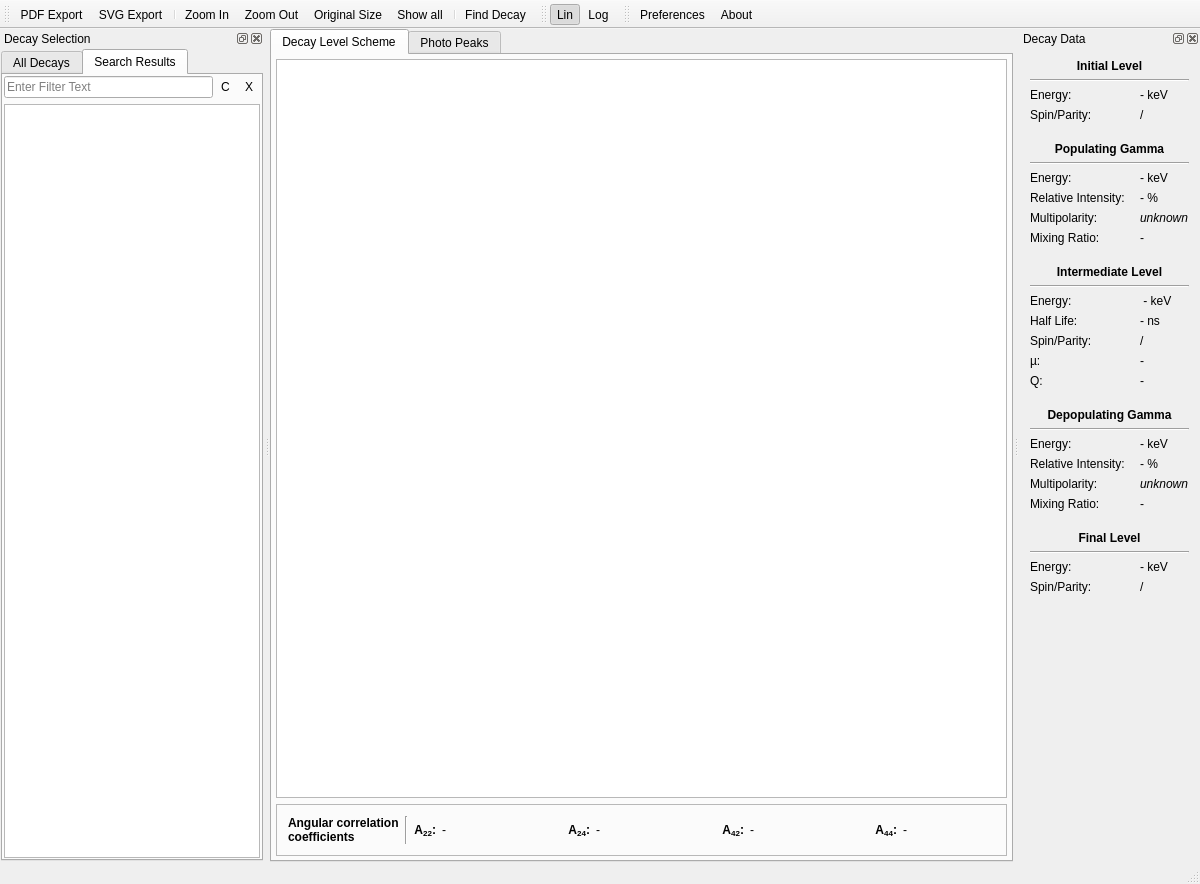
First picture: the form in Nuclei.ui, repository martukas/nuclei, before the edit.
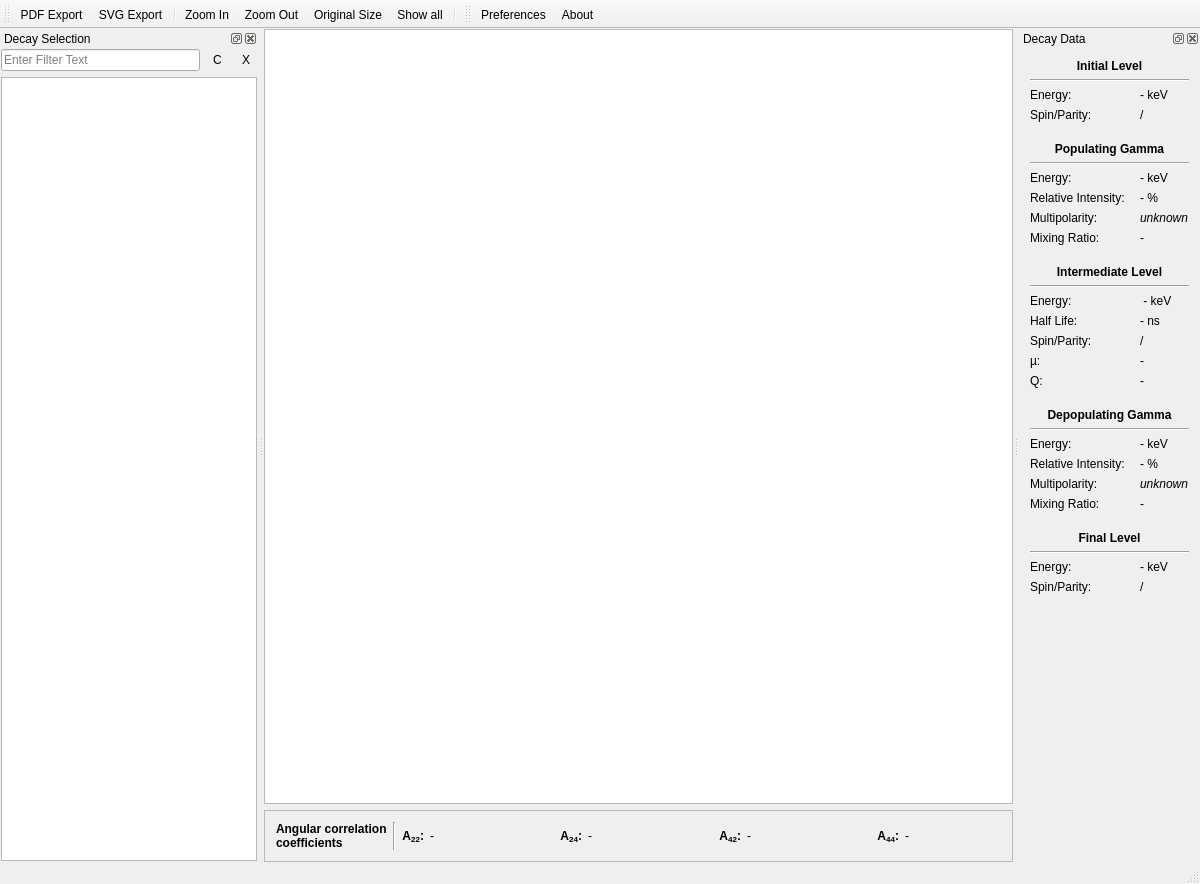
Second picture: the form after the edit. The open tabs and pages were chosen to show the change. Icons and pictures are not drawn. Custom widgets are drawn as their Qt base class.

What changed in the file:
```diff
--- a/Nuclei.ui
+++ b/Nuclei.ui
@@ -26,18 +26,7 @@
      <number>0</number>
     </property>
     <item>
-     <widget class="QTabWidget" name="tabWidget">
-      <property name="currentIndex">
-       <number>0</number>
-      </property>
-      <widget class="QWidget" name="decayCascadeTab">
-       <attribute name="title">
-        <string>Decay Level Scheme</string>
-       </attribute>
-       <layout class="QVBoxLayout" name="verticalLayout_4">
-        <property name="margin">
-         <number>4</number>
-        </property>
+     <layout class="QVBoxLayout" name="verticalLayout_2">
         <item>
          <widget class="QGraphicsView" name="decayView">
           <property name="sizePolicy">
@@ -278,14 +267,6 @@
          </widget>
         </item>
        </layout>
-      </widget>
-      <widget class="QWidget" name="energySpectrumTab">
-       <attribute name="title">
-        <string>Photo Peaks</string>
-       </attribute>
-       <layout class="QVBoxLayout" name="energySpectrumLayout"/>
-      </widget>
-     </widget>
     </item>
    </layout>
   </widget>
@@ -313,7 +294,6 @@
    <addaction name="actionOriginal_Size"/>
    <addaction name="actionShow_all"/>
    <addaction name="separator"/>
-   <addaction name="actionFind_Decay"/>
   </widget>
   <widget class="QStatusBar" name="statusBar"/>
   <widget class="QDockWidget" name="decaySelectorDock">
@@ -331,53 +311,25 @@
      <property name="margin">
       <number>1</number>
      </property>
-     <item>
-      <widget class="QTabWidget" name="selectionTabWidget">
-       <property name="sizePolicy">
-        <sizepolicy hsizetype="MinimumExpanding" vsizetype="Expanding">
-         <horstretch>0</horstretch>
-         <verstretch>0</verstretch>
-        </sizepolicy>
-       </property>
-       <property name="currentIndex">
-        <number>0</number>
-       </property>
-       <widget class="QWidget" name="allDecayTab">
-        <attribute name="title">
-         <string>All Decays</string>
-        </attribute>
-        <layout class="QGridLayout" name="gridLayout_2">
-         <property name="horizontalSpacing">
+     <property name="topMargin">
+      <number>1</number>
+     </property>
+     <property name="rightMargin">
           <number>1</number>
          </property>
          <property name="margin">
           <number>1</number>
          </property>
-         <item row="0" column="0">
+     <item>
+      <layout class="QHBoxLayout" name="horizontalLayout_2">
+       <item>
           <widget class="LineEdit" name="decayFilterLineEdit">
            <property name="placeholderText">
             <string>Enter Filter Text</string>
            </property>
           </widget>
          </item>
-         <item row="0" column="2">
-          <widget class="QToolButton" name="decayTreeExpandButton">
-           <property name="toolTip">
-            <string>Expand Tree</string>
-           </property>
-           <property name="text">
-            <string>X</string>
-           </property>
-           <property name="icon">
-            <iconset resource="nuclei.qrc">
-             <normaloff>:/format-indent-more.png</normaloff>:/format-indent-more.png</iconset>
-           </property>
-           <property name="autoRaise">
-            <bool>true</bool>
-           </property>
-          </widget>
-         </item>
-         <item row="0" column="1">
+       <item>
           <widget class="QToolButton" name="decayTreeCollapseButton">
            <property name="toolTip">
             <string>Collapse Tree</string>
@@ -394,7 +346,26 @@
            </property>
           </widget>
          </item>
-         <item row="1" column="0" colspan="3">
+       <item>
+        <widget class="QToolButton" name="decayTreeExpandButton">
+         <property name="toolTip">
+          <string>Expand Tree</string>
+         </property>
+         <property name="text">
+          <string>X</string>
+         </property>
+         <property name="icon">
+          <iconset resource="nuclei.qrc">
+           <normaloff>:/format-indent-more.png</normaloff>:/format-indent-more.png</iconset>
+         </property>
+         <property name="autoRaise">
+          <bool>true</bool>
+         </property>
+        </widget>
+       </item>
+      </layout>
+     </item>
+     <item>
           <widget class="TreeView" name="decayTreeView">
            <property name="alternatingRowColors">
             <bool>true</bool>
@@ -409,77 +380,6 @@
          </item>
         </layout>
        </widget>
-       <widget class="QWidget" name="searchResultTab">
-        <attribute name="title">
-         <string>Search Results</string>
-        </attribute>
-        <layout class="QGridLayout" name="gridLayout">
-         <property name="horizontalSpacing">
-          <number>1</number>
-         </property>
-         <property name="margin">
-          <number>1</number>
-         </property>
-         <item row="0" column="0">
-          <widget class="LineEdit" name="searchFilterLineEdit">
-           <property name="placeholderText">
-            <string>Enter Filter Text</string>
-           </property>
-          </widget>
-         </item>
-         <item row="0" column="1">
-          <widget class="QToolButton" name="searchTreeCollapseButton">
-           <property name="toolTip">
-            <string>Collapse Tree</string>
-           </property>
-           <property name="text">
-            <string>C</string>
-           </property>
-           <property name="icon">
-            <iconset resource="nuclei.qrc">
-             <normaloff>:/format-justify-fill.png</normaloff>:/format-justify-fill.png</iconset>
-           </property>
-           <property name="autoRaise">
-            <bool>true</bool>
-           </property>
-          </widget>
-         </item>
-         <item row="0" column="2">
-          <widget class="QToolButton" name="searchTreeExpandButton">
-           <property name="toolTip">
-            <string>Expand Tree</string>
-           </property>
-           <property name="text">
-            <string>X</string>
-           </property>
-           <property name="icon">
-            <iconset resource="nuclei.qrc">
-             <normaloff>:/format-indent-more.png</normaloff>:/format-indent-more.png</iconset>
-           </property>
-           <property name="autoRaise">
-            <bool>true</bool>
-           </property>
-          </widget>
-         </item>
-         <item row="1" column="0" colspan="3">
-          <widget class="TreeView" name="searchTreeView">
-           <property name="alternatingRowColors">
-            <bool>true</bool>
-           </property>
-           <property name="allColumnsShowFocus">
-            <bool>true</bool>
-           </property>
-           <attribute name="headerVisible">
-            <bool>false</bool>
-           </attribute>
-          </widget>
-         </item>
-        </layout>
-       </widget>
-      </widget>
-     </item>
-    </layout>
-   </widget>
   </widget>
   <widget class="QDockWidget" name="decayInfoDock">
    <property name="allowedAreas">
@@ -943,25 +843,6 @@
     </layout>
    </widget>
   </widget>
-  <widget class="QToolBar" name="energySpectrumBar">
-   <property name="windowTitle">
-    <string>Energy Spectrum Tool Bar</string>
-   </property>
-   <property name="iconSize">
-    <size>
-     <width>32</width>
-     <height>32</height>
-    </size>
-   </property>
-   <attribute name="toolBarArea">
-    <enum>TopToolBarArea</enum>
-   </attribute>
-   <attribute name="toolBarBreak">
-    <bool>false</bool>
-   </attribute>
-   <addaction name="actionLinear"/>
-   <addaction name="actionLogarithmic"/>
-  </widget>
   <widget class="QToolBar" name="extrasBar">
    <property name="windowTitle">
     <string>About Tool Bar</string>
@@ -1050,31 +931,6 @@
     <string>Ctrl+I</string>
    </property>
   </action>
-  <action name="actionLinear">
-   <property name="checkable">
-    <bool>true</bool>
-   </property>
-   <property name="checked">
-    <bool>true</bool>
-   </property>
-   <property name="text">
-    <string>Lin</string>
-   </property>
-   <property name="toolTip">
-    <string>Linear Y-Axis Scaling</string>
-   </property>
-  </action>
-  <action name="actionLogarithmic">
-   <property name="checkable">
-    <bool>true</bool>
-   </property>
-   <property name="text">
-    <string>Log</string>
-   </property>
-   <property name="toolTip">
-    <string>Logarithmic Y-Axis Scaling</string>
-   </property>
-  </action>
   <action name="actionSVG_Export">
    <property name="icon">
     <iconset resource="nuclei.qrc">
@@ -1114,21 +970,6 @@
     <string>Change application preferences</string>
    </property>
   </action>
-  <action name="actionFind_Decay">
-   <property name="icon">
-    <iconset resource="nuclei.qrc">
-     <normaloff>:/toolbar/edit-find.png</normaloff>:/toolbar/edit-find.png</iconset>
-   </property>
-   <property name="text">
-    <string>Find Decay</string>
-   </property>
-   <property name="toolTip">
-    <string>Parametric decay cascade search</string>
-   </property>
-   <property name="shortcut">
-    <string>Ctrl+F</string>
-   </property>
-  </action>
  </widget>
  <layoutdefault spacing="6" margin="11"/>
  <customwidgets>
```
Left out of the diff: 19 changed lines with no effect on the pictures. Lines whose indentation alone changed are shown as unchanged.
